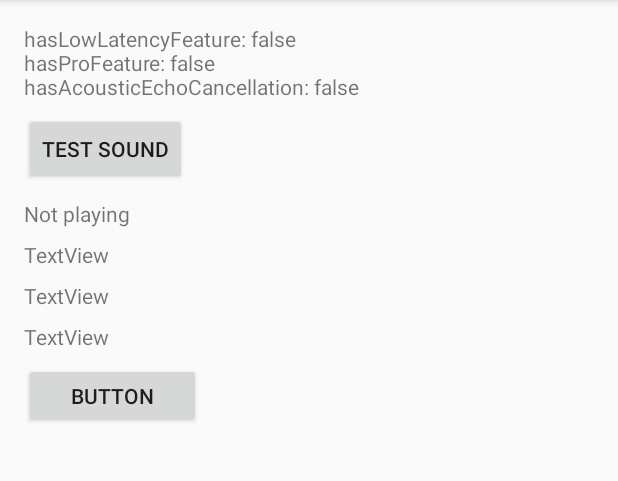
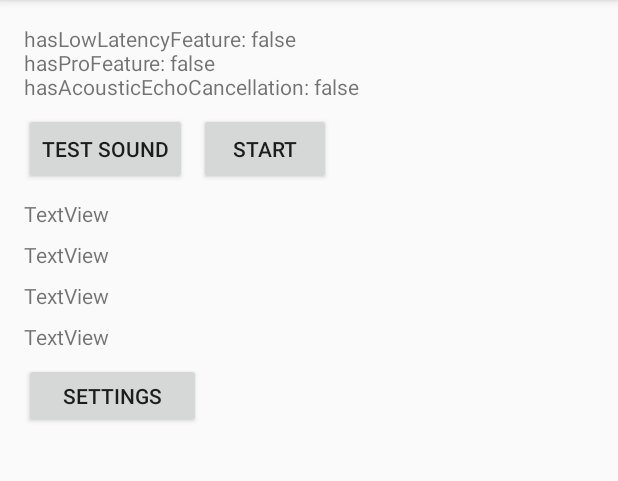
Before and after one commit to nzinov/accompaniator, an Android app: the screen it shows after launch (MainActivity), after a tap on "TEST SOUND", on a phone screen of 412 x 824 dp, the part 84-565 px from its top. Run offline under Robolectric (Android 15) with nearby library versions, the phone set to English and light mode, and no system bars.

Commit message:
Implementing Start and Stop button

```diff
--- a/PlayWithMe/app/build.gradle
+++ b/PlayWithMe/app/build.gradle
@@ -20,8 +20,8 @@ android {
     }
     buildToolsVersion '28.0.1'
     compileOptions {
-        targetCompatibility 1.8
-        sourceCompatibility 1.8
+        targetCompatibility JavaVersion.VERSION_1_8
+        sourceCompatibility JavaVersion.VERSION_1_8
     }
 }
 
--- a/PlayWithMe/app/src/main/java/accompaniator_team/playwithme/ChordPredictorService.java
+++ b/PlayWithMe/app/src/main/java/accompaniator_team/playwithme/ChordPredictorService.java
@@ -9,7 +9,7 @@ import android.support.annotation.Nullable;
 
 import java.util.concurrent.LinkedBlockingQueue;
 
-public class ChordPredictorService  extends Service {
+public class ChordPredictorService extends Service {
     @Override
     public int onStartCommand(Intent intent, int flags, int startId) {
         ChordPredictorThread thread = new ChordPredictorThread(this, getAssets());
--- a/PlayWithMe/app/src/main/java/accompaniator_team/playwithme/ChordPredictorThread.java
+++ b/PlayWithMe/app/src/main/java/accompaniator_team/playwithme/ChordPredictorThread.java
@@ -26,6 +26,9 @@ public class ChordPredictorThread extends Thread {
     Instant predictionTime;
     private Evaluator modelEvaluator = null;
     private GuiLogger guiLog;
+
+    int cntIn = 0;
+    int cntOut = 0;
 
     ChordPredictorThread(Context context, AssetManager assets) {
         guiLog = new GuiLogger(context);
@@ -108,9 +111,6 @@ public class ChordPredictorThread extends Thread {
         return null;
     }
 
-    int cntIn = 0;
-    int cntOut = 0;
-
     @Override
     public void run() {
         while (SingletonClass.getInstance().working.get()) {
--- a/PlayWithMe/app/src/main/java/accompaniator_team/playwithme/MainActivity.java
+++ b/PlayWithMe/app/src/main/java/accompaniator_team/playwithme/MainActivity.java
@@ -14,6 +14,7 @@ import android.support.v7.app.AppCompatActivity;
 import android.os.Bundle;
 import android.view.View;
 import android.view.WindowManager;
+import android.widget.Button;
 import android.widget.TextView;
 
 import java.util.concurrent.LinkedBlockingQueue;
@@ -116,17 +117,20 @@ public class MainActivity extends AppCompatActivity {
         super.onDestroy();
     }
 
-    public void playTestSound(View view) {
-        TextView info = (TextView) findViewById(R.id.textViewSoundInfo);
-        info.setText("Playing");
-        //player.playTestSound();
-        Note[] notes = {new Note(100)};
-        queueOut.add(new Chord(notes, 127, 127));
-        info.setText("Not playing");
-    }
-
     public void settings(View view) {
         Intent intent = new Intent(this, SettingsActivity.class);
         startActivity(intent);
     }
+
+    public void onButtonStartStopClick(View view) {
+        Button startStopButton = findViewById(R.id.buttonStartStop);
+        boolean working = SingletonClass.getInstance().working.get();
+        if (working) {
+            startStopButton.setText(R.string.action_start);
+            SingletonClass.getInstance().working.set(false);
+        } else {
+            startStopButton.setText(R.string.action_stop);
+            SingletonClass.getInstance().working.set(true);
+        }
+    }
 }
--- a/PlayWithMe/app/src/main/res/layout/activity_main.xml
+++ b/PlayWithMe/app/src/main/res/layout/activity_main.xml
@@ -77,11 +77,20 @@
         android:id="@+id/buttonSettings"
         android:layout_width="118dp"
         android:layout_height="43dp"
-        android:layout_marginLeft="16dp"
         android:layout_marginStart="16dp"
         android:layout_marginTop="8dp"
         android:onClick="settings"
-        android:text="Button"
+        android:text="Settings"
         app:layout_constraintStart_toStartOf="parent"
         app:layout_constraintTop_toBottomOf="@+id/textViewPredictorText" />
+
+    <Button
+        android:id="@+id/buttonStartStop"
+        android:layout_width="wrap_content"
+        android:layout_height="wrap_content"
+        android:layout_marginStart="8dp"
+        android:onClick="onButtonStartStopClick"
+        android:text="@string/action_start"
+        app:layout_constraintStart_toEndOf="@+id/buttonTestSound"
+        app:layout_constraintTop_toTopOf="@+id/buttonTestSound" />
 </android.support.constraint.ConstraintLayout>
--- a/PlayWithMe/app/src/main/res/values/strings.xml
+++ b/PlayWithMe/app/src/main/res/values/strings.xml
@@ -73,4 +73,6 @@
     <string name="pref_ringtone_silent">Silent</string>
 
     <string name="pref_title_vibrate">Vibrate</string>
+    <string name="action_start">Start</string>
+    <string name="action_stop">Stop</string>
 </resources>
--- a/PlayWithMe/build.gradle
+++ b/PlayWithMe/build.gradle
@@ -8,7 +8,7 @@ buildscript {
         jcenter()
     }
     dependencies {
-        classpath 'com.android.tools.build:gradle:3.1.3'
+        classpath 'com.android.tools.build:gradle:3.2.0-beta04'
         classpath "org.jetbrains.kotlin:kotlin-gradle-plugin:$kotlin_version"
 
         // NOTE: Do not place your application dependencies here; they belong
```
Also changed, not shown: PlayWithMe/app/src/main/java/accompaniator_team/playwithme/ListenerService.java (+17 -1 lines), PlayWithMe/app/src/main/java/accompaniator_team/playwithme/PlayerService.java (+11 -4 lines), PlayWithMe/app/src/main/java/accompaniator_team/playwithme/PlayerThread.java (+3 -4 lines), PlayWithMe/gradle/wrapper/gradle-wrapper.properties.
